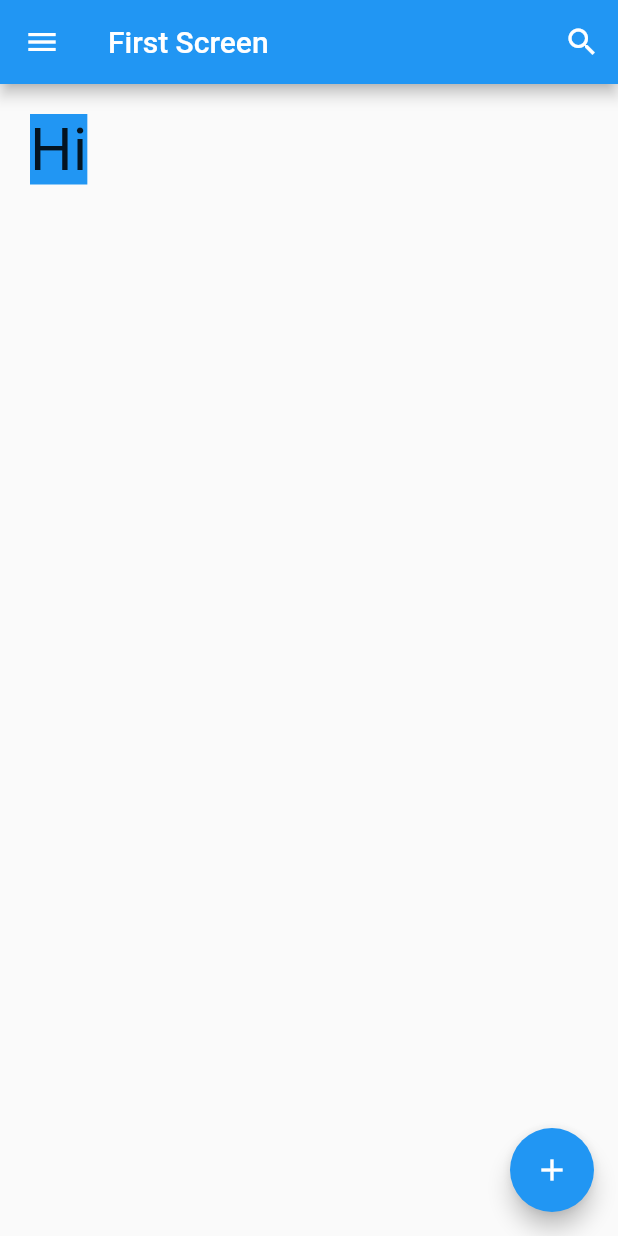
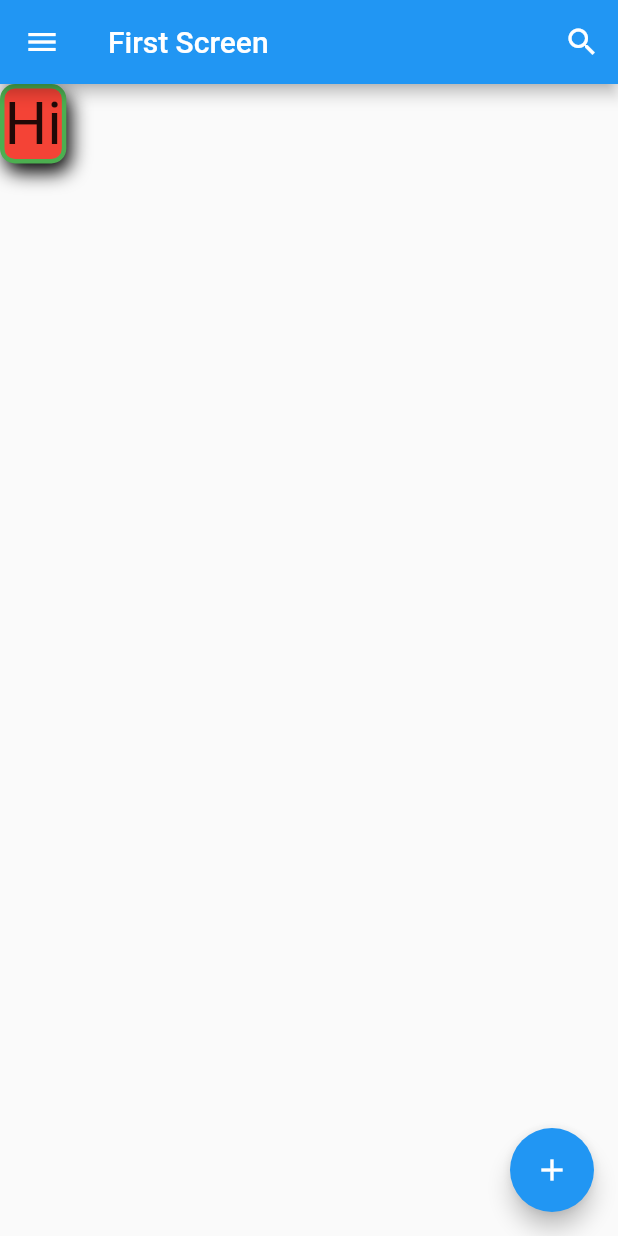
Before and after one commit to Ziedny28/idcamp-multi-platform-app, a Flutter app: the screen it shows after launch, on a phone screen of 412 x 824 dp. Run offline on Flutter 3.47's test engine with Material 2 defaults, Android fonts, the phone set to English and light mode, and no system bars.

Commit message:
dekorasi container

```diff
--- a/lib/main.dart
+++ b/lib/main.dart
@@ -1,10 +1,12 @@
 import 'package:flutter/material.dart';
 
 void main() {
-  runApp(MyApp());
+  runApp(const MyApp());
 }
 
 class MyApp extends StatelessWidget {
+  const MyApp({super.key});
+
   // This widget is the root of your application.
   @override
   Widget build(BuildContext context) {
@@ -46,9 +48,19 @@ class FirstScreen extends StatelessWidget {
 
       //container is inside the body
       body: Container(
-        color: Colors.blue,
-        // padding: const EdgeInsets.all(20),
-        margin: const EdgeInsets.all(20),
+        decoration: BoxDecoration(
+          color: Colors.red,
+          border: Border.all(color: Colors.green, width: 3),
+          borderRadius: BorderRadius.circular(10),
+          // shape: BoxShape.circle,
+          boxShadow: const [
+            BoxShadow(
+              color: Colors.black,
+              offset: Offset(3, 6),
+              blurRadius: 10,
+            )
+          ],
+        ),
         child: const Text(
           'Hi',
           style: TextStyle(fontSize: 40),
```
